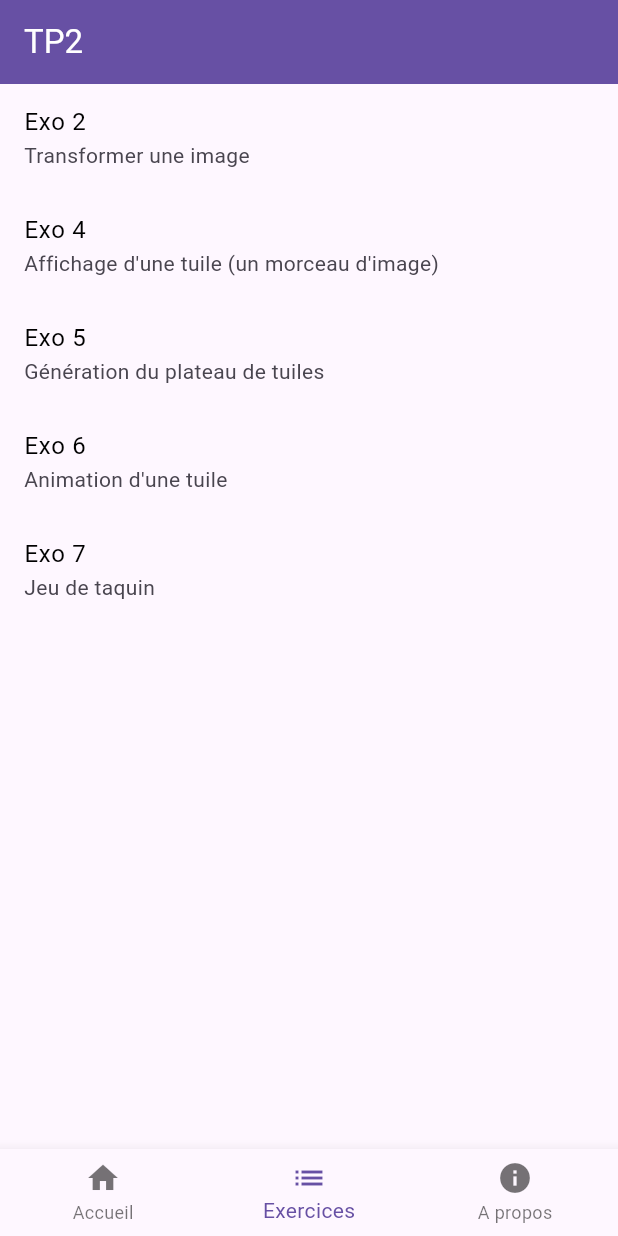
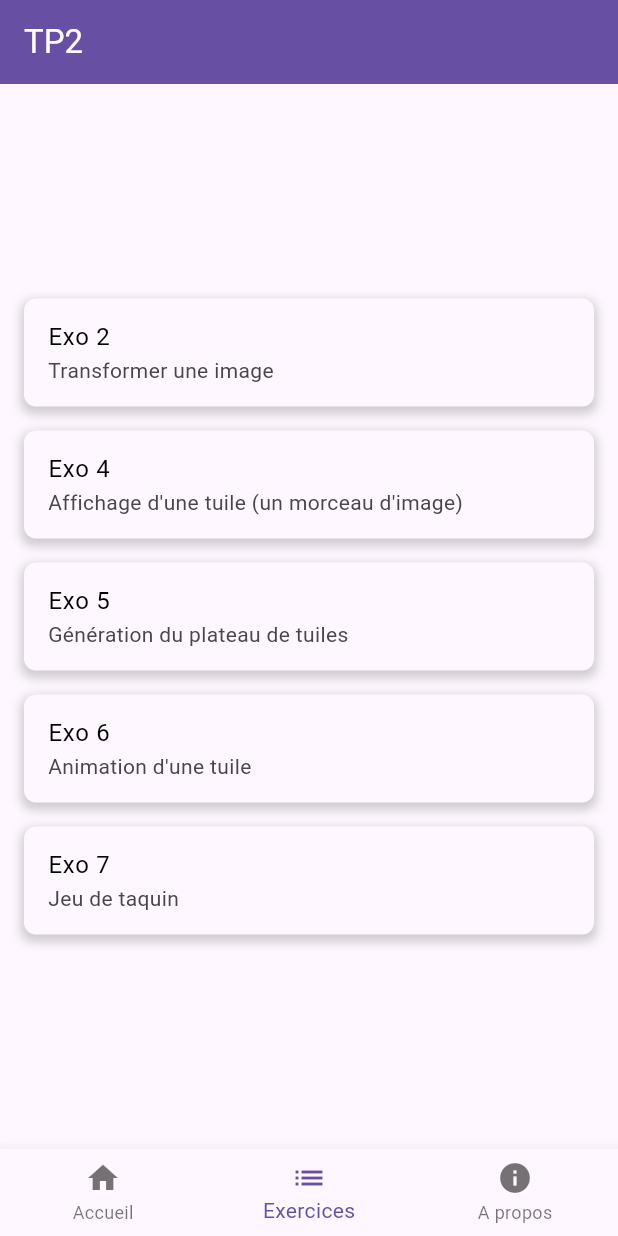
Before and after one commit to ErebosXkr/TP2_JURAN_SAAD, a Flutter app: the screen it shows after launch, item 2 of the bottom bar chosen, on a phone screen of 412 x 824 dp. Run offline on Flutter 3.47's test engine with Material 3 defaults, Android fonts, the phone set to English and light mode, and no system bars; network calls fail.

Commit message:
disposition des exos

```diff
--- a/taquin/lib/pages/home.dart
+++ b/taquin/lib/pages/home.dart
@@ -16,9 +16,26 @@ class Home extends StatelessWidget {
         backgroundColor: Theme.of(context).primaryColor,
         title: const Text("TP2", style: TextStyle(color: Colors.white)),
       ),
-      body: ListView(
+      body: Center(
+        child: Column(
+          mainAxisAlignment: MainAxisAlignment.center,
+          crossAxisAlignment: CrossAxisAlignment.stretch,
           children: [
-          ListTile(
+            Container(
+              margin: const EdgeInsets.symmetric(vertical: 8.0, horizontal: 16.0),
+              decoration: BoxDecoration(
+                color: Theme.of(context).cardColor,
+                borderRadius: BorderRadius.circular(8.0),
+                boxShadow: [
+                  BoxShadow(
+                    color: Colors.grey.withOpacity(0.5),
+                    spreadRadius: 2,
+                    blurRadius: 5,
+                    offset: const Offset(0, 3),
+                  ),
+                ],
+              ),
+              child: ListTile(
                 title: const Text("Exo 2", style: TextStyle(color: Colors.black)),
                 subtitle: const Text("Transformer une image"),
                 onTap: () {
@@ -28,7 +45,22 @@ class Home extends StatelessWidget {
                   );
                 },
               ),
-          ListTile(
+            ),
+            Container(
+              margin: const EdgeInsets.symmetric(vertical: 8.0, horizontal: 16.0),
+              decoration: BoxDecoration(
+                color: Theme.of(context).cardColor,
+                borderRadius: BorderRadius.circular(8.0),
+                boxShadow: [
+                  BoxShadow(
+                    color: Colors.grey.withOpacity(0.5),
+                    spreadRadius: 2,
+                    blurRadius: 5,
+                    offset: const Offset(0, 3),
+                  ),
+                ],
+              ),
+              child: ListTile(
                 title: const Text("Exo 4", style: TextStyle(color: Colors.black)),
                 subtitle: const Text("Affichage d'une tuile (un morceau d'image)"),
                 onTap: () {
@@ -38,7 +70,22 @@ class Home extends StatelessWidget {
                   );
                 },
               ),
-          ListTile(
+            ),
+            Container(
+              margin: const EdgeInsets.symmetric(vertical: 8.0, horizontal: 16.0),
+              decoration: BoxDecoration(
+                color: Theme.of(context).cardColor,
+                borderRadius: BorderRadius.circular(8.0),
+                boxShadow: [
+                  BoxShadow(
+                    color: Colors.grey.withOpacity(0.5),
+                    spreadRadius: 2,
+                    blurRadius: 5,
+                    offset: const Offset(0, 3),
+                  ),
+                ],
+              ),
+              child: ListTile(
                 title: const Text("Exo 5", style: TextStyle(color: Colors.black)),
                 subtitle: const Text("Génération du plateau de tuiles"),
                 onTap: () {
@@ -48,7 +95,22 @@ class Home extends StatelessWidget {
                   );
                 },
               ),
-          ListTile(
+            ),
+            Container(
+              margin: const EdgeInsets.symmetric(vertical: 8.0, horizontal: 16.0),
+              decoration: BoxDecoration(
+                color: Theme.of(context).cardColor,
+                borderRadius: BorderRadius.circular(8.0),
+                boxShadow: [
+                  BoxShadow(
+                    color: Colors.grey.withOpacity(0.5),
+                    spreadRadius: 2,
+                    blurRadius: 5,
+                    offset: const Offset(0, 3),
+                  ),
+                ],
+              ),
+              child: ListTile(
                 title: const Text("Exo 6", style: TextStyle(color: Colors.black)),
                 subtitle: const Text("Animation d'une tuile"),
                 onTap: () {
@@ -58,7 +120,22 @@ class Home extends StatelessWidget {
                   );
                 },
               ),
-          ListTile(
+            ),
+            Container(
+              margin: const EdgeInsets.symmetric(vertical: 8.0, horizontal: 16.0),
+              decoration: BoxDecoration(
+                color: Theme.of(context).cardColor,
+                borderRadius: BorderRadius.circular(8.0),
+                boxShadow: [
+                  BoxShadow(
+                    color: Colors.grey.withOpacity(0.5),
+                    spreadRadius: 2,
+                    blurRadius: 5,
+                    offset: const Offset(0, 3),
+                  ),
+                ],
+              ),
+              child: ListTile(
                 title: const Text("Exo 7", style: TextStyle(color: Colors.black)),
                 subtitle: const Text("Jeu de taquin"),
                 onTap: () {
@@ -68,7 +145,9 @@ class Home extends StatelessWidget {
                   );
                 },
               ),
+            ),
           ],
+        ),
       ),
     );
   }
```
Lines whose indentation alone changed are shown as unchanged.
